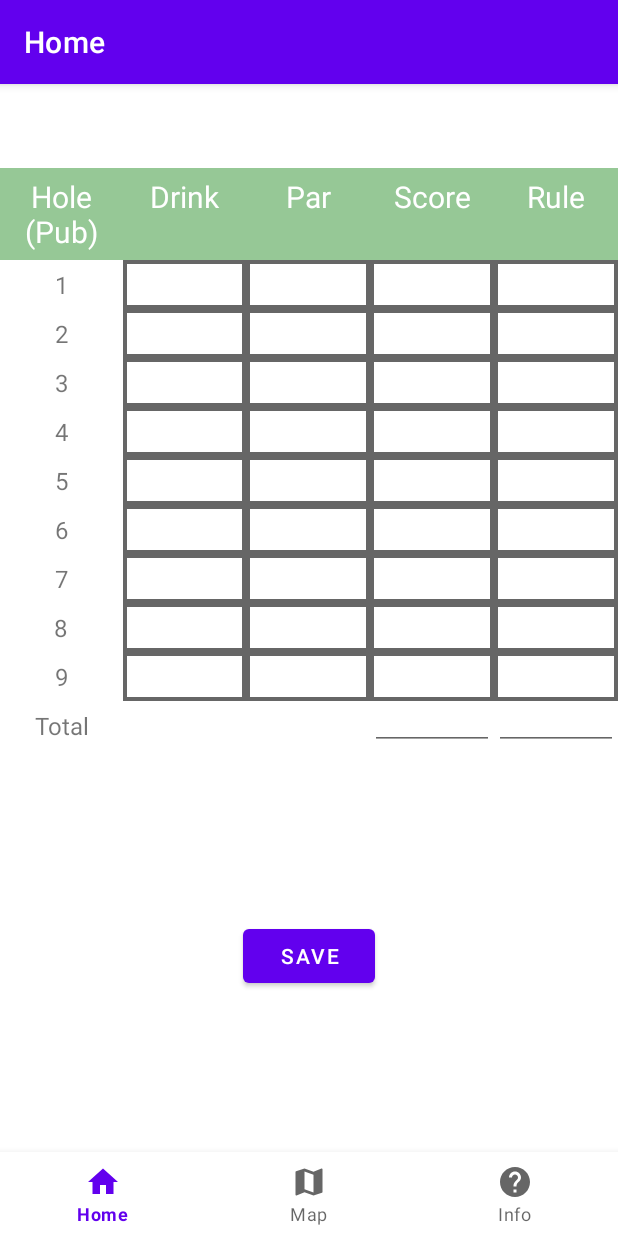
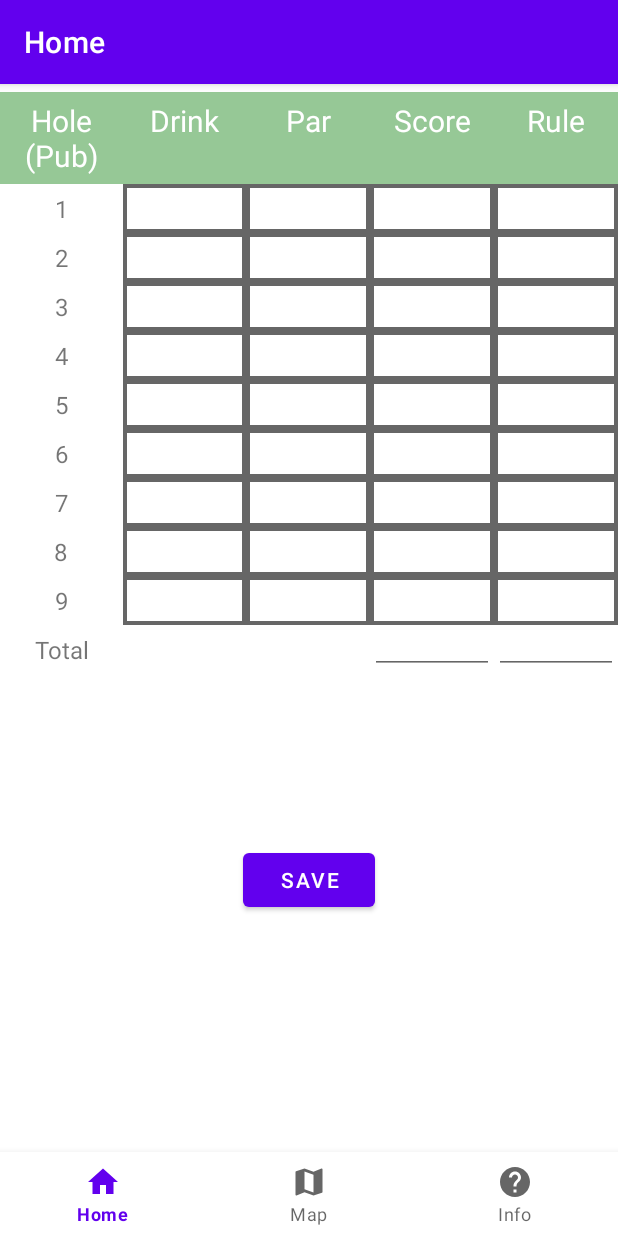
Before and after one commit to christianielsen/PubGolfApp, an Android app: the screen it shows after launch (MainActivity), on a phone screen of 412 x 824 dp. Run offline under Robolectric (Android 15) with nearby library versions, the phone set to English and light mode, and no system bars; our stand-ins replace navigation-ui.

Commit message:
Fixed padding on all pages

```diff
--- a/app/src/main/res/layout/activity_main.xml
+++ b/app/src/main/res/layout/activity_main.xml
@@ -4,7 +4,7 @@
     android:id="@+id/container"
     android:layout_width="match_parent"
     android:layout_height="match_parent"
-    android:paddingTop="?attr/actionBarSize">
+    android:paddingTop="5dp">
 
     <com.google.android.material.bottomnavigation.BottomNavigationView
         android:id="@+id/nav_view"
--- a/app/src/main/res/layout/fragment_home.xml
+++ b/app/src/main/res/layout/fragment_home.xml
@@ -12,7 +12,10 @@
         android:layout_height="wrap_content"
 
         android:layout_margin="0dp"
+        android:layout_marginStart="32dp"
+        android:layout_marginBottom="113dp"
         android:background="@android:color/white"
+        app:layout_constraintBottom_toTopOf="@+id/button"
         app:layout_constraintEnd_toEndOf="parent"
         app:layout_constraintHorizontal_bias="0.5"
         app:layout_constraintStart_toStartOf="parent"
```
